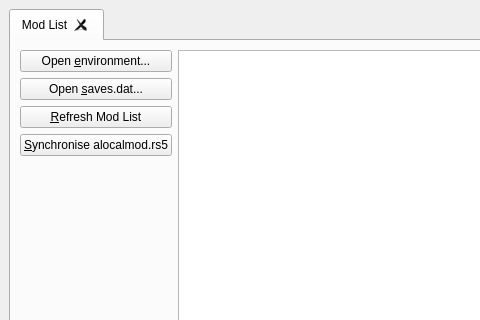
Qt form miasmod.ui (DarkStarSword/miasmata-fixes) before a commit; both pictures show x 0 to 480 and y 0 to 320 of the 935 by 621 pixel window.
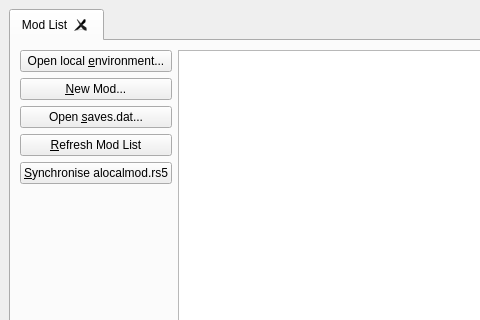
The same form after that commit.

What changed in the file:
```diff
--- a/miasmod.ui
+++ b/miasmod.ui
@@ -33,7 +33,14 @@
           <item>
            <widget class="QPushButton" name="open_environment">
             <property name="text">
-             <string>Open &amp;environment...</string>
+             <string>Open local &amp;environment...</string>
+            </property>
+           </widget>
+          </item>
+          <item>
+           <widget class="QPushButton" name="new_mod">
+            <property name="text">
+             <string>&amp;New Mod...</string>
             </property>
            </widget>
           </item>
```
Left out of the diff: 11 changed lines with no effect on the pictures.
